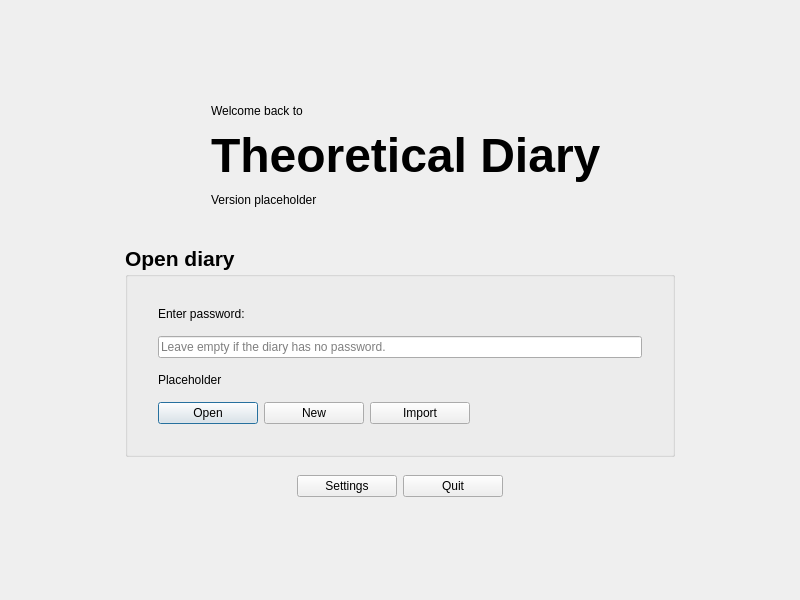
This is src/gui/mainmenu.ui in someretical/TheoreticalDiary as Qt 5 draws it before an edit. The edited form follows.
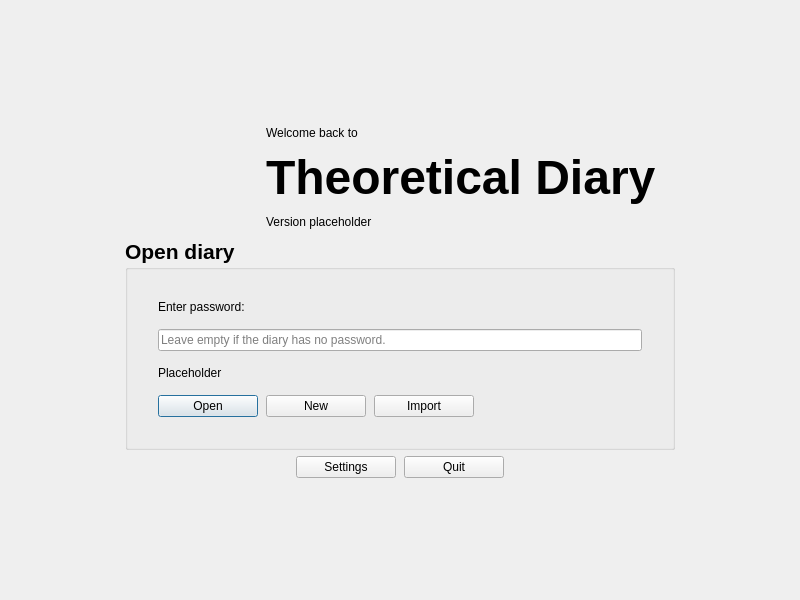
This is the edited form. Icons and pictures are not drawn. Custom widgets are drawn as their Qt base class.

Commit message:
changed diary editor and pixel rendering
- changed rating theme
- simplified diary editor ui
- simplified main menu ui
- removed more redundant code
- updated readme images
- closed #17
- closed #21
- incremented patch version

The edit to the form file:
```diff
--- a/src/gui/mainmenu.ui
+++ b/src/gui/mainmenu.ui
@@ -20,43 +20,121 @@
    <string>Form</string>
   </property>
   <layout class="QGridLayout" name="gridLayout_5">
-   <property name="spacing">
-    <number>0</number>
-   </property>
-   <item row="7" column="1">
-    <spacer name="verticalSpacer_4">
+   <item row="0" column="0">
+    <spacer name="verticalSpacer">
      <property name="orientation">
       <enum>Qt::Vertical</enum>
      </property>
-     <property name="sizeType">
-      <enum>QSizePolicy::Fixed</enum>
-     </property>
      <property name="sizeHint" stdset="0">
       <size>
        <width>20</width>
-       <height>9</height>
+       <height>40</height>
       </size>
      </property>
     </spacer>
    </item>
-   <item row="2" column="1">
-    <spacer name="verticalSpacer_3">
-     <property name="orientation">
-      <enum>Qt::Vertical</enum>
+   <item row="1" column="0">
+    <layout class="QGridLayout" name="gridLayout_2">
+     <property name="spacing">
+      <number>0</number>
      </property>
-     <property name="sizeType">
-      <enum>QSizePolicy::Fixed</enum>
-     </property>
-     <property name="sizeHint" stdset="0">
-      <size>
-       <width>20</width>
-       <height>30</height>
-      </size>
-     </property>
-    </spacer>
+     <item row="0" column="1">
+      <widget class="QLabel" name="label">
+       <property name="sizePolicy">
+        <sizepolicy hsizetype="Expanding" vsizetype="Expanding">
+         <horstretch>0</horstretch>
+         <verstretch>0</verstretch>
+        </sizepolicy>
+       </property>
+       <property name="maximumSize">
+        <size>
+         <width>150</width>
+         <height>150</height>
+        </size>
+       </property>
+       <property name="sizeIncrement">
+        <size>
+         <width>1</width>
+         <height>1</height>
+        </size>
+       </property>
+       <property name="text">
+        <string/>
+       </property>
+       <property name="pixmap">
+        <pixmap resource="../../images/images.qrc">:/linux_icons/scalable/theoreticaldiary.svg</pixmap>
+       </property>
+       <property name="scaledContents">
+        <bool>true</bool>
+       </property>
+      </widget>
+     </item>
+     <item row="0" column="3">
+      <spacer name="horizontalSpacer_5">
+       <property name="orientation">
+        <enum>Qt::Horizontal</enum>
+       </property>
+       <property name="sizeHint" stdset="0">
+        <size>
+         <width>40</width>
+         <height>20</height>
+        </size>
+       </property>
+      </spacer>
+     </item>
+     <item row="0" column="2">
+      <layout class="QGridLayout" name="gridLayout_4">
+       <property name="horizontalSpacing">
+        <number>0</number>
+       </property>
+       <property name="verticalSpacing">
+        <number>10</number>
+       </property>
+       <item row="0" column="0" alignment="Qt::AlignLeft|Qt::AlignBottom">
+        <widget class="QLabel" name="label_5">
+         <property name="text">
+          <string>Welcome back to</string>
+         </property>
+        </widget>
+       </item>
+       <item row="1" column="0" alignment="Qt::AlignLeft|Qt::AlignVCenter">
+        <widget class="QLabel" name="app_name">
+         <property name="font">
+          <font>
+           <pointsize>36</pointsize>
+          </font>
+         </property>
+         <property name="text">
+          <string>&lt;b&gt;Theoretical Diary&lt;/b&gt;</string>
+         </property>
+        </widget>
+       </item>
+       <item row="2" column="0" alignment="Qt::AlignLeft|Qt::AlignTop">
+        <widget class="QLabel" name="version">
+         <property name="text">
+          <string>Version placeholder</string>
+         </property>
+        </widget>
+       </item>
+      </layout>
+     </item>
+     <item row="0" column="0">
+      <spacer name="horizontalSpacer_6">
+       <property name="orientation">
+        <enum>Qt::Horizontal</enum>
+       </property>
+       <property name="sizeHint" stdset="0">
+        <size>
+         <width>40</width>
+         <height>20</height>
+        </size>
+       </property>
+      </spacer>
+     </item>
+    </layout>
    </item>
-   <item row="0" column="1">
-    <spacer name="verticalSpacer_5">
+   <item row="5" column="0">
+    <spacer name="verticalSpacer_2">
      <property name="orientation">
       <enum>Qt::Vertical</enum>
      </property>
@@ -68,7 +146,72 @@
      </property>
     </spacer>
    </item>
-   <item row="4" column="1">
+   <item row="4" column="0" colspan="2">
+    <layout class="QGridLayout" name="gridLayout_7">
+     <property name="horizontalSpacing">
+      <number>8</number>
+     </property>
+     <item row="0" column="1">
+      <widget class="QPushButton" name="options_button">
+       <property name="minimumSize">
+        <size>
+         <width>100</width>
+         <height>0</height>
+        </size>
+       </property>
+       <property name="toolTip">
+        <string>Open the settings menu.</string>
+       </property>
+       <property name="text">
+        <string>Settings</string>
+       </property>
+      </widget>
+     </item>
+     <item row="0" column="2">
+      <widget class="QPushButton" name="quit_button">
+       <property name="minimumSize">
+        <size>
+         <width>100</width>
+         <height>0</height>
+        </size>
+       </property>
+       <property name="toolTip">
+        <string>Exit the application.</string>
+       </property>
+       <property name="text">
+        <string>Quit</string>
+       </property>
+      </widget>
+     </item>
+     <item row="0" column="3">
+      <spacer name="horizontalSpacer_3">
+       <property name="orientation">
+        <enum>Qt::Horizontal</enum>
+       </property>
+       <property name="sizeHint" stdset="0">
+        <size>
+         <width>40</width>
+         <height>20</height>
+        </size>
+       </property>
+      </spacer>
+     </item>
+     <item row="0" column="0">
+      <spacer name="horizontalSpacer_4">
+       <property name="orientation">
+        <enum>Qt::Horizontal</enum>
+       </property>
+       <property name="sizeHint" stdset="0">
+        <size>
+         <width>40</width>
+         <height>20</height>
+        </size>
+       </property>
+      </spacer>
+     </item>
+    </layout>
+   </item>
+   <item row="2" column="0" rowspan="2" colspan="2">
     <layout class="QGridLayout" name="gridLayout_6">
      <property name="spacing">
       <number>0</number>
@@ -143,8 +286,8 @@
           <property name="topMargin">
            <number>0</number>
           </property>
-          <property name="spacing">
-           <number>6</number>
+          <property name="horizontalSpacing">
+           <number>8</number>
           </property>
           <item row="0" column="0">
            <widget class="QPushButton" name="decrypt_button">
@@ -255,174 +398,6 @@
      </item>
     </layout>
    </item>
-   <item row="8" column="1" alignment="Qt::AlignHCenter|Qt::AlignTop">
-    <widget class="QFrame" name="frame3">
-     <property name="sizePolicy">
-      <sizepolicy hsizetype="Expanding" vsizetype="Expanding">
-       <horstretch>0</horstretch>
-       <verstretch>0</verstretch>
-      </sizepolicy>
-     </property>
-     <layout class="QGridLayout" name="gridLayout_11">
-      <item row="0" column="2" alignment="Qt::AlignRight">
-       <widget class="QPushButton" name="options_button">
-        <property name="minimumSize">
-         <size>
-          <width>100</width>
-          <height>0</height>
-         </size>
-        </property>
-        <property name="toolTip">
-         <string>Open the settings menu.</string>
-        </property>
-        <property name="text">
-         <string>Settings</string>
-        </property>
-       </widget>
-      </item>
-      <item row="0" column="3" alignment="Qt::AlignLeft">
-       <widget class="QPushButton" name="quit_button">
-        <property name="minimumSize">
-         <size>
-          <width>100</width>
-          <height>0</height>
-         </size>
-        </property>
-        <property name="toolTip">
-         <string>Exit the application.</string>
-        </property>
-        <property name="text">
-         <string>Quit</string>
-        </property>
-       </widget>
-      </item>
-     </layout>
-    </widget>
-   </item>
-   <item row="1" column="1" alignment="Qt::AlignHCenter|Qt::AlignBottom">
-    <widget class="QFrame" name="frame1">
-     <property name="sizePolicy">
-      <sizepolicy hsizetype="Expanding" vsizetype="Expanding">
-       <horstretch>0</horstretch>
-       <verstretch>0</verstretch>
-      </sizepolicy>
-     </property>
-     <layout class="QGridLayout" name="gridLayout_2">
-      <item row="0" column="0">
-       <widget class="QLabel" name="label">
-        <property name="sizePolicy">
-         <sizepolicy hsizetype="Expanding" vsizetype="Expanding">
-          <horstretch>0</horstretch>
-          <verstretch>0</verstretch>
-         </sizepolicy>
-        </property>
-        <property name="maximumSize">
-         <size>
-          <width>150</width>
-          <height>150</height>
-         </size>
-        </property>
-        <property name="sizeIncrement">
-         <size>
-          <width>1</width>
-          <height>1</height>
-         </size>
-        </property>
-        <property name="text">
-         <string/>
-        </property>
-        <property name="pixmap">
-         <pixmap resource="../../images/images.qrc">:/linux_icons/scalable/theoreticaldiary.svg</pixmap>
-        </property>
-        <property name="scaledContents">
-         <bool>true</bool>
-        </property>
-       </widget>
-      </item>
-      <item row="0" column="1">
-       <layout class="QGridLayout" name="gridLayout_4">
-        <property name="horizontalSpacing">
-         <number>0</number>
-        </property>
-        <property name="verticalSpacing">
-         <number>10</number>
-        </property>
-        <item row="4" column="0">
-         <spacer name="verticalSpacer_2">
-          <property name="orientation">
-           <enum>Qt::Vertical</enum>
-          </property>
-          <property name="sizeType">
-           <enum>QSizePolicy::Expanding</enum>
-          </property>
-          <property name="sizeHint" stdset="0">
-           <size>
-            <width>20</width>
-            <height>0</height>
-           </size>
-          </property>
-         </spacer>
-        </item>
-        <item row="2" column="0" alignment="Qt::AlignLeft|Qt::AlignVCenter">
-         <widget class="QLabel" name="app_name">
-          <property name="font">
-           <font>
-            <pointsize>36</pointsize>
-           </font>
-          </property>
-          <property name="text">
-           <string>&lt;b&gt;Theoretical Diary&lt;/b&gt;</string>
-          </property>
-         </widget>
-        </item>
-        <item row="3" column="0" alignment="Qt::AlignLeft|Qt::AlignVCenter">
-         <widget class="QLabel" name="version">
-          <property name="text">
-           <string>Version placeholder</string>
-          </property>
-         </widget>
-        </item>
-        <item row="0" column="0">
-         <spacer name="verticalSpacer">
-          <property name="orientation">
-           <enum>Qt::Vertical</enum>
-          </property>
-          <property name="sizeType">
-           <enum>QSizePolicy::Expanding</enum>
-          </property>
-          <property name="sizeHint" stdset="0">
-           <size>
-            <width>20</width>
-            <height>0</height>
-           </size>
-          </property>
-         </spacer>
-        </item>
-        <item row="1" column="0" alignment="Qt::AlignLeft">
-         <widget class="QLabel" name="label_5">
-          <property name="text">
-           <string>Welcome back to</string>
-          </property>
-         </widget>
-        </item>
-       </layout>
-      </item>
-     </layout>
-    </widget>
-   </item>
-   <item row="9" column="1">
-    <spacer name="verticalSpacer_6">
-     <property name="orientation">
-      <enum>Qt::Vertical</enum>
-     </property>
-     <property name="sizeHint" stdset="0">
-      <size>
-       <width>20</width>
-       <height>40</height>
-      </size>
-     </property>
-    </spacer>
-   </item>
   </layout>
  </widget>
  <customwidgets>
```
Left out of the diff: 78 changed lines with no effect on the pictures. The commit also changes 21 other files.
